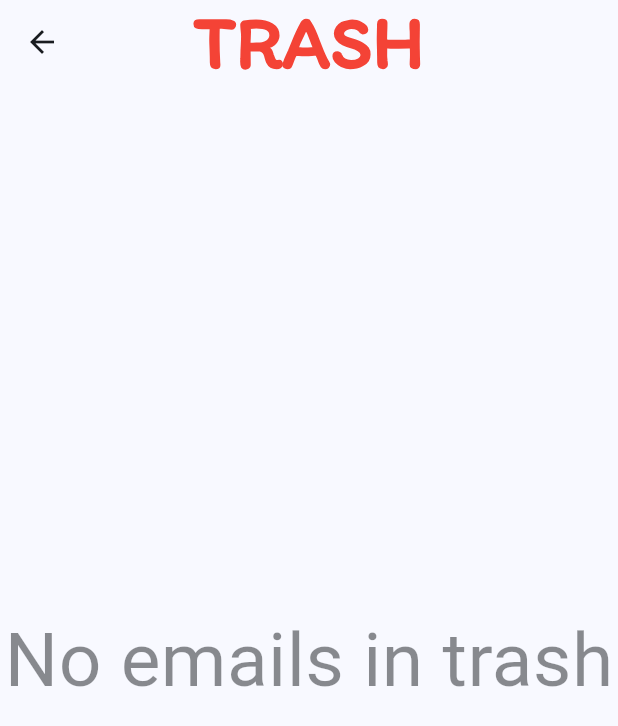
After one commit to TKahh/Epail, a Flutter app: the TrashScreen screen opened directly, on a phone screen of 412 x 824 dp. The commit adds this screen. Shown: the top 726 px of the screen. Run offline on Flutter 3.47's test engine with Material 3 defaults, Android fonts, the phone set to English and light mode, and no system bars; our stand-ins replace cloud_firestore, firebase_auth, firebase_core; missing offline and left inert: dart:html, encrypt; accounts and stored records are empty.

Commit message:
Trash screen added
Adding trash screen and handle logics from moving email to trash, to choose an email in trash screen for permanently delete or recover it. Additionally, some of the screens' titles are synchronized with the app's title, as well as a field called: "isTrashed" is created to mark if that email is putted to trash.

```diff
--- /dev/null
+++ b/lib/screens/trash_screen.dart
@@ -0,0 +1,105 @@
+import 'package:cloud_firestore/cloud_firestore.dart';
+import 'package:flutter/material.dart';
+
+import 'email_detail_screen.dart';
+
+class TrashScreen extends StatefulWidget {
+  const TrashScreen({super.key});
+
+  @override
+  State<TrashScreen> createState() => _TrashScreenState();
+}
+
+class _TrashScreenState extends State<TrashScreen> {
+  @override
+  Widget build(BuildContext context) {
+    return Scaffold(
+      appBar: AppBar(
+        title: const Text(
+          'TRASH',
+          style: TextStyle(
+            fontSize: 50,
+            fontFamily: 'Itim',
+            color: Colors.red,
+            fontWeight: FontWeight.bold,
+          ),
+        ),
+        centerTitle: true,
+      ),
+      body: StreamBuilder<QuerySnapshot>(
+        stream: FirebaseFirestore.instance
+            .collection('emails')
+            .where('isTrashed', isEqualTo: true)
+            .snapshots(),
+        builder: (context, snapshot) {
+          if (snapshot.connectionState == ConnectionState.waiting) {
+            return const Center(child: CircularProgressIndicator());
+          }
+          if (!snapshot.hasData || snapshot.data!.docs.isEmpty) {
+            return const Center(
+              child: Opacity(
+                opacity: 0.5,
+                child: Text(
+                  'No emails in trash',
+                  style: TextStyle(
+                    fontSize: 50,
+                  ),
+                ),
+              ),
+            );
+          }
+
+          final trashedEmails = snapshot.data!.docs;
+
+          return ListView.builder(
+            itemCount: trashedEmails.length,
+            itemBuilder: (context, index) {
+              final email = trashedEmails[index].data() as Map<String, dynamic>;
+
+              return Card(
+                child: ListTile(
+                  title: Text(email['subject'] ?? 'No Subject'),
+                  subtitle: Text('From: ${email['from']}'),
+                  trailing: Row(
+                    mainAxisSize: MainAxisSize.min,
+                    children: [
+                      IconButton(
+                        icon: const Icon(Icons.restore),
+                        onPressed: () {
+                          // Restore the email
+                          FirebaseFirestore.instance
+                              .collection('emails')
+                              .doc(email['id'])
+                              .update({'isTrashed': false});
+                        },
+                      ),
+                      IconButton(
+                        icon: const Icon(Icons.delete_forever),
+                        onPressed: () {
+                          // Permanently delete the email
+                          FirebaseFirestore.instance
+                              .collection('emails')
+                              .doc(email['id'])
+                              .delete();
+                        },
+                      ),
+                    ],
+                  ),
+                  onTap: () {
+                    // Navigate to the email detail screen
+                    Navigator.push(
+                      context,
+                      MaterialPageRoute(
+                        builder: (context) => EmailDetailScreen(email: email),
+                      ),
+                    );
+                  },
+                ),
+              );
+            },
+          );
+        },
+      ),
+    );
+  }
+}
--- a/lib/services/email_service.dart
+++ b/lib/services/email_service.dart
@@ -10,6 +10,7 @@ class EmailService {
       'body': body,
       'timestamp': FieldValue.serverTimestamp(),
       'isRead': false,
+      'isTrashed': false,
       'labels': ['inbox'],
     });
   }
```
Also changed, not shown: lib/screens/compose_email_screen.dart (+10 -1 lines), lib/screens/main_screen.dart (+30 -6 lines), lib/screens/profile_screen.dart (+9 -1 lines).
